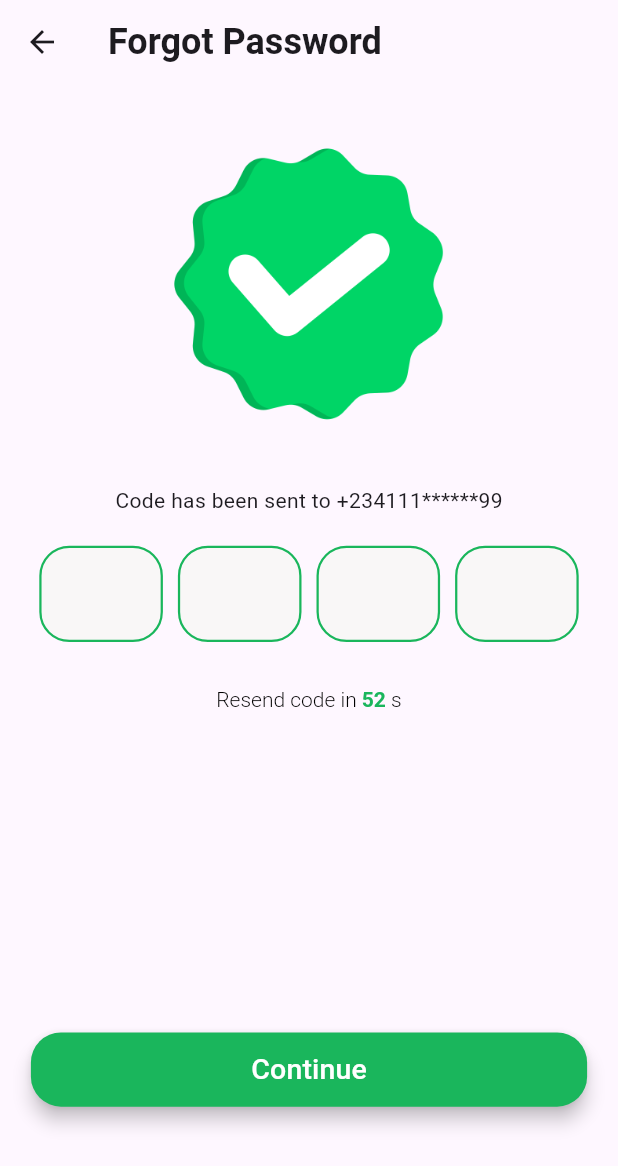
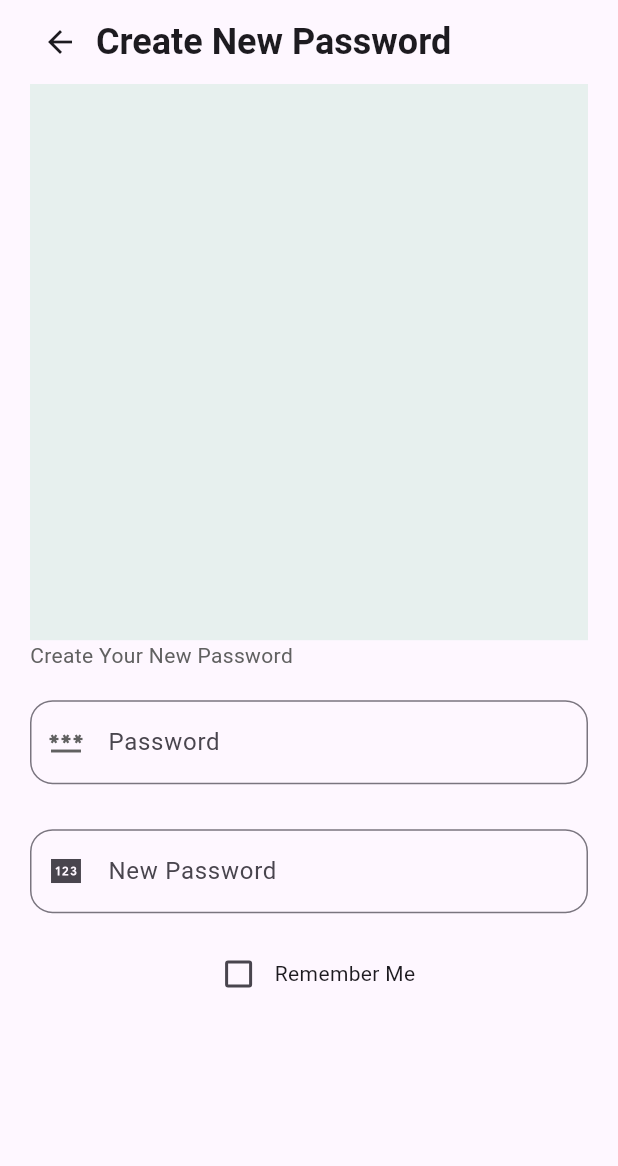
Before and after one commit to SathiaPang/KiloHotel, a Flutter app: the ForgotPasswordScreen2 screen opened directly, after a tap on "Continue", on a phone screen of 412 x 824 dp. Shown: the top 1166 px of the screen. Run offline on Flutter 3.47's test engine with Material 3 defaults, Android fonts, the phone set to English and light mode, and no system bars; our stand-ins replace get, intl_phone_field, syncfusion_flutter_datepicker.

Commit message:
Other commit

```diff
--- /dev/null
+++ b/lib/view/satya/Create_new_password.dart
@@ -0,0 +1,125 @@
+import 'package:flutter/material.dart';
+import 'package:hotel/constant.dart';
+
+class CreateNewPassword extends StatefulWidget {
+  const CreateNewPassword({super.key});
+
+  @override
+  State<CreateNewPassword> createState() => _CreateNewPasswordState();
+}
+
+class _CreateNewPasswordState extends State<CreateNewPassword> {
+  @override
+  Widget build(BuildContext context) {
+    Size size = MediaQuery.of(context).size;
+    return Scaffold(
+      appBar: AppBar(
+        title: Row(
+          children: [
+            IconButton(
+              icon: Icon(Icons.arrow_back),
+              onPressed: () {
+                Navigator.pop(context); // This is using navigate back
+              },
+            ),
+            Text("Create New Password",
+                style: TextStyle(fontWeight: FontWeight.bold, fontSize: 24)),
+          ],
+        ),
+        automaticallyImplyLeading: false, // Disable the default back button
+      ),
+      body: Padding(
+        padding: const EdgeInsets.symmetric(horizontal: 20.0),
+        child: Column(
+          crossAxisAlignment: CrossAxisAlignment.start,
+          children: [
+            Container(
+              height: size.height * 0.45,
+              color: green.withOpacity(0.1),
+            ),
+            Text(
+              "Create Your New Password",
+              style: TextStyle(color: textColor, fontWeight: FontWeight.w400),
+            ),
+            SizedBox(
+              height: 20,
+            ),
+            TextFormField(
+              decoration: InputDecoration(
+                hintText: "Password",
+                prefixIcon: IconButton(
+                  icon: const Icon(
+                    Icons.password,
+                    color: textColor,
+                  ),
+                  onPressed: () {
+                    print('Search');
+                  },
+                ),
+                border: OutlineInputBorder(
+                  borderRadius: BorderRadius.circular(15),
+                  borderSide: BorderSide(
+                    color: green,
+                  ),
+                ),
+              ),
+            ),
+            SizedBox(
+              height: 30,
+            ),
+            TextFormField(
+              decoration: InputDecoration(
+                hintText: "New Password",
+                prefixIcon: IconButton(
+                  icon: const Icon(Icons.pin_sharp),
+                  onPressed: () {
+                    print('Search');
+                  },
+                ),
+                border: OutlineInputBorder(
+                  borderRadius: BorderRadius.circular(15),
+                  borderSide: BorderSide(
+                    color: green,
+                  ),
+                ),
+              ),
+            ),
+            SizedBox(
+              height: size.height * 0.02,
+            ),
+            Row(
+              mainAxisAlignment: MainAxisAlignment.center,
+              children: [
+                CheckMeBox(),
+                Text("Remember Me"),
+              ],
+            ),
+          ],
+        ),
+      ),
+    );
+  }
+}
+
+class CheckMeBox extends StatefulWidget {
+  const CheckMeBox({super.key});
+
+  @override
+  State<CheckMeBox> createState() => _CheckMeBoxState();
+}
+
+class _CheckMeBoxState extends State<CheckMeBox> {
+  bool isChecked = false;
+  @override
+  Widget build(BuildContext context) {
+    return Checkbox(
+      value: isChecked,
+      activeColor: green,
+      onChanged: (newBool) {
+        setState(() {
+          //isChecked = newBool;
+        });
+      },
+    );
+  }
+}
--- a/lib/view/satya/Forgot_password_screen2.dart
+++ b/lib/view/satya/Forgot_password_screen2.dart
@@ -1,5 +1,7 @@
 import 'package:flutter/material.dart';
+import 'package:get/get.dart';
 import 'package:hotel/constant.dart';
+import 'package:hotel/view/satya/Create_new_password.dart';
 
 class ForgotPasswordScreen2 extends StatelessWidget {
   const ForgotPasswordScreen2({super.key});
@@ -118,7 +120,7 @@ class ForgotPasswordScreen2 extends StatelessWidget {
               height: size.height * 0.06,
               child: ElevatedButton(
                 onPressed: () {
-                  // Handle button press
+                  Get.to(() => CreateNewPassword());
                 },
                 style: ElevatedButton.styleFrom(
                   elevation: 5,
```
